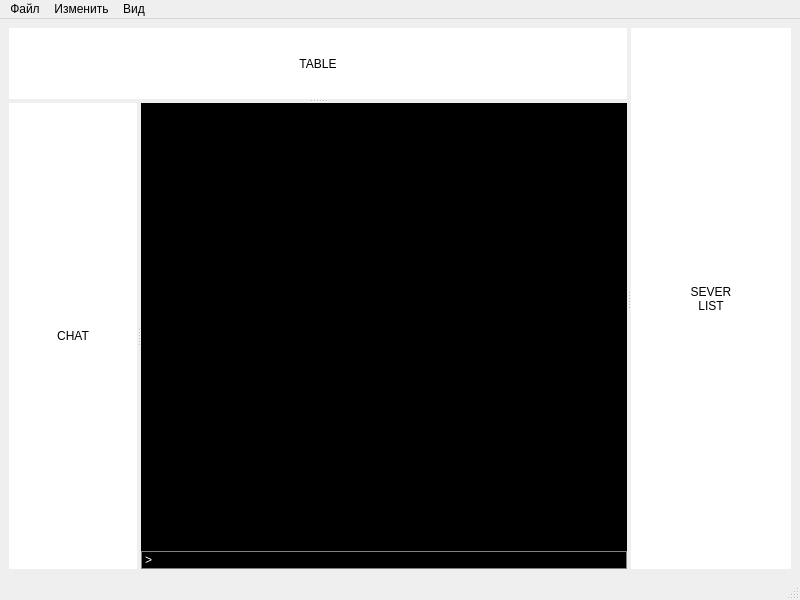
Old version of the form mainwindow.ui in the repository Akamiblade1297/CardsGame_Client.
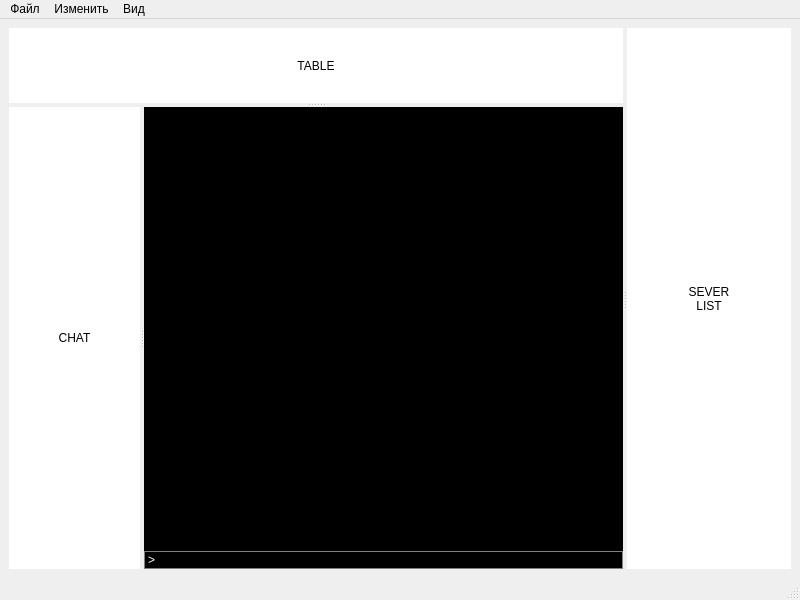
New version of the form. Icons and pictures are not drawn.

```diff
--- a/mainwindow.ui
+++ b/mainwindow.ui
@@ -86,6 +86,9 @@
 }</string>
          </property>
          <layout class="QVBoxLayout" name="verticalLayout">
+          <property name="spacing">
+           <number>0</number>
+          </property>
           <item>
            <widget class="QScrollArea" name="ConsoleScrollArea">
             <property name="verticalScrollBarPolicy">
@@ -95,13 +98,13 @@
              <enum>Qt::ScrollBarPolicy::ScrollBarAlwaysOff</enum>
             </property>
             <property name="sizeAdjustPolicy">
-             <enum>QAbstractScrollArea::SizeAdjustPolicy::AdjustIgnored</enum>
+             <enum>QAbstractScrollArea::SizeAdjustPolicy::AdjustToContents</enum>
             </property>
             <property name="widgetResizable">
              <bool>true</bool>
             </property>
             <property name="alignment">
-             <set>Qt::AlignmentFlag::AlignLeading|Qt::AlignmentFlag::AlignLeft|Qt::AlignmentFlag::AlignVCenter</set>
+             <set>Qt::AlignmentFlag::AlignBottom|Qt::AlignmentFlag::AlignLeading|Qt::AlignmentFlag::AlignLeft</set>
             </property>
             <widget class="QWidget" name="ConsoleScrollAreaWidgetContents">
              <property name="geometry">
@@ -109,10 +112,25 @@
                <x>0</x>
                <y>0</y>
                <width>404</width>
-               <height>356</height>
+               <height>362</height>
               </rect>
              </property>
              <layout class="QGridLayout" name="gridLayout_6">
+              <property name="leftMargin">
+               <number>0</number>
+              </property>
+              <property name="topMargin">
+               <number>0</number>
+              </property>
+              <property name="rightMargin">
+               <number>0</number>
+              </property>
+              <property name="bottomMargin">
+               <number>0</number>
+              </property>
+              <property name="spacing">
+               <number>0</number>
+              </property>
               <item row="0" column="0">
                <widget class="QLabel" name="ConsoleOut">
                 <property name="text">
@@ -167,7 +185,7 @@
              <item>
               <widget class="QLabel" name="prompt">
                <property name="text">
-                <string>&gt; </string>
+                <string>&gt;</string>
                </property>
               </widget>
              </item>
```
